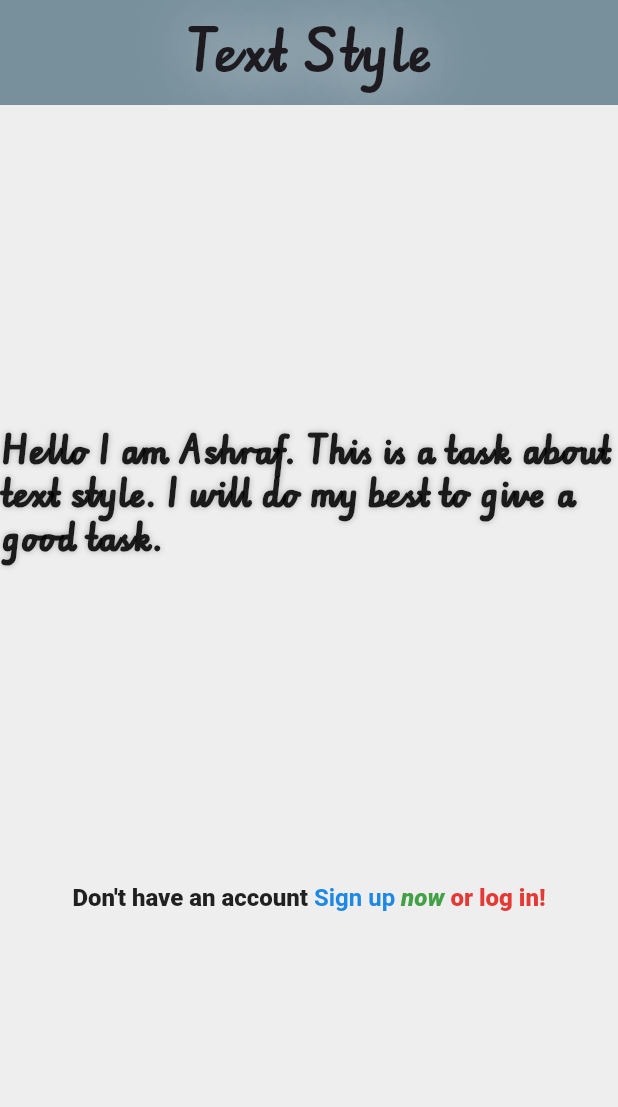
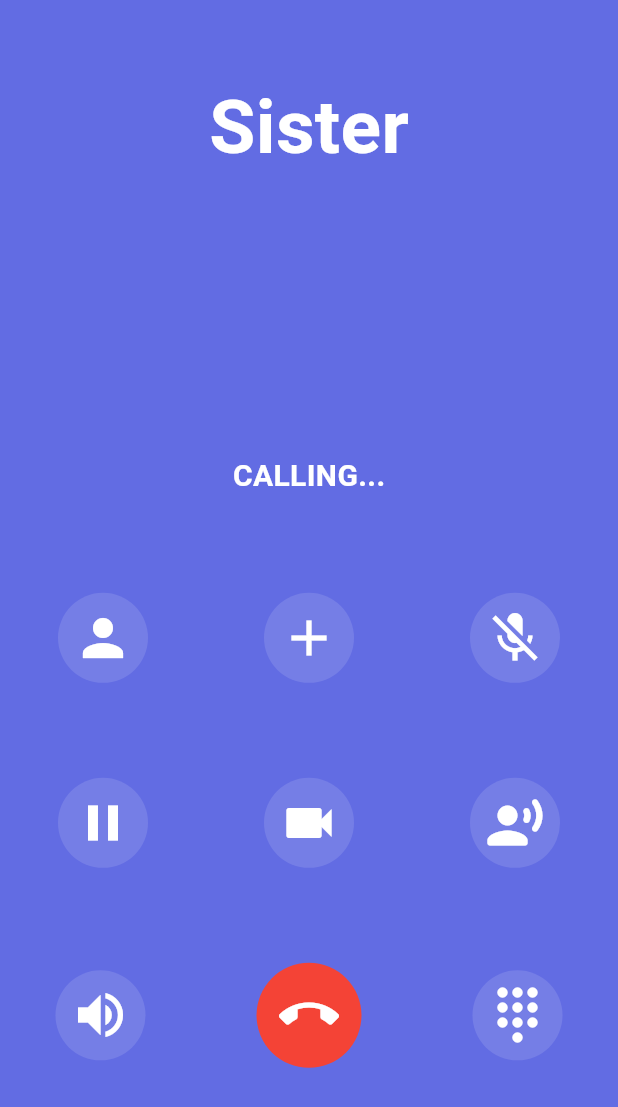
Before and after one commit to ashraf1232fasd/flutter_firsttest, a Flutter app: the screen it shows after launch, on a phone screen of 412 x 824 dp. Shown: the top 1107 px of the screen. Run offline on Flutter 3.47's test engine with Material 3 defaults, Android fonts, the phone set to English and light mode, and no system bars.

Commit message:
Update screen1.dart

```diff
--- a/lib/screen1.dart
+++ b/lib/screen1.dart
@@ -6,86 +6,155 @@ class MyApp extends StatelessWidget {
   @override
   Widget build(BuildContext context) {
     return Scaffold(
-      appBar: AppBar(
-        toolbarHeight: 70,
-        backgroundColor: Colors.blueGrey[400],
-        title: Center(
-          child: Text(
-            'Text Style',
+      backgroundColor: Color(0xFF626ce3),
+      body: SafeArea(
+        child: SizedBox(
+          width: double.infinity,
+          child: Column(
+            spacing: 70,
+            mainAxisAlignment: MainAxisAlignment.spaceEvenly,
+            children: [
+              Text('Sister',
                 style: TextStyle(
-              fontSize: 30,
-              letterSpacing: 2,
+                    fontSize: 50,
                     fontWeight: FontWeight.bold,
-              fontFamily: 'Font1',
-              shadows: <Shadow>[
-                Shadow(
-                  blurRadius: 50,
-                  color: Colors.white70,
+                    color: Colors.white
+                ),),
+              SizedBox(
+                height: MediaQuery.of(context).size.height * 0.65,
+                child: Column(
+                  mainAxisAlignment: MainAxisAlignment.spaceEvenly,
+                  children: [
+                    Text('CALLING...',
+                      style: TextStyle(
+                          fontSize: 20,
+                          fontWeight: FontWeight.w600,
+                          color: Colors.white
+                      ),
+                    ),
+                    Row(
+                      mainAxisAlignment: MainAxisAlignment.spaceAround,
+                      children: [
+                        Container(
+                          width: 60,
+                          height: 60,
+                          decoration: BoxDecoration(
+                              shape: BoxShape.circle,
+                              color: Colors.white12
+                          ),
+                          child: Icon(Icons.person,
+                            size: 40,
+                            color: Colors.white,),
+                        ),
+                        Container(
+                          width: 60,
+                          height: 60,
+                          decoration: BoxDecoration(
+                              shape: BoxShape.circle,
+                              color: Colors.white12
+                          ),
+                          child: Icon(Icons.add,
+                            size: 40,
+                            color: Colors.white,),
+                        ),
+                        Container(
+                          width: 60,
+                          height: 60,
+                          decoration: BoxDecoration(
+                              shape: BoxShape.circle,
+                              color: Colors.white12
+                          ),
+                          child: Icon(Icons.mic_off,
+                            size: 40,
+                            color: Colors.white,),
+                        ),
+                      ],
+                    ),
+                    Row(
+                      mainAxisAlignment: MainAxisAlignment.spaceAround,
+                      children: [
+                        Container(
+                          width: 60,
+                          height: 60,
+                          decoration: BoxDecoration(
+                              shape: BoxShape.circle,
+                              color: Colors.white12
+                          ),
+                          child: Icon(Icons.pause,
+                            size: 40,
+                            color: Colors.white,),
+                        ),
+                        Container(
+                          width: 60,
+                          height: 60,
+                          decoration: BoxDecoration(
+                              shape: BoxShape.circle,
+                              color: Colors.white12
+                          ),
+                          child: Icon(Icons.videocam,
+                            size: 40,
+                            color: Colors.white,),
+                        ),
+                        Container(
+                          width: 60,
+                          height: 60,
+                          decoration: BoxDecoration(
+                              shape: BoxShape.circle,
+                              color: Colors.white12
+                          ),
+                          child: Icon(Icons.record_voice_over_rounded,
+                            size: 40,
+                            color: Colors.white,),
+                        ),
+                      ],
+                    ),
+                    Row(
+                      mainAxisAlignment: MainAxisAlignment.spaceAround,
+
+                      children: [
+                        Container(
+                          width: 60,
+                          height: 60,
+                          decoration: BoxDecoration(
+                              shape: BoxShape.circle,
+                              color: Colors.white12
+                          ),
+                          child: Icon(Icons.volume_up,
+                            size: 40,
+                            color: Colors.white,),
+                        ),
+                        Container(
+                            width: 70,
+                            height: 70,
+                            decoration: BoxDecoration(
+                                shape: BoxShape.circle,
+                                color: Colors.red
+                            ),
+                            child: Icon(
+                              Icons.call_end,
+                              color: Colors.white,
+                              size: 40,)
+                        ),
+                        Container(
+                          width: 60,
+                          height: 60,
+                          decoration: BoxDecoration(
+                              shape: BoxShape.circle,
+                              color: Colors.white12
+                          ),
+                          child: Icon(Icons.dialpad,
+                            size: 40,
+                            color: Colors.white,),
+                        ),
+                      ],
                     ),
                   ],
                 ),
               ),
-        ),
-      ),
-      backgroundColor: Colors.grey[200],
-      body: Column(
-        mainAxisAlignment: MainAxisAlignment.spaceEvenly,
-        children: [
-          Text(
-            'Hello I am Ashraf. This is a task about text style. I will do my best to give a good task.',
-            style: TextStyle(
-              fontSize: 20,
-              letterSpacing: 1,
-              fontWeight: FontWeight.w900,
-              fontFamily: 'Font1',
 
-              shadows: <Shadow>[
-                Shadow(
-                  blurRadius: 5,
-                  color: Colors.black26,
-                ),
-              ],
-              color: Colors.black87,
-            ),
-          ),
-          RichText(
-            text: TextSpan(
-              text: 'Don\'t have an account ',
-              style: TextStyle(
-                color: Colors.black87,
-                fontSize: 16,
-                fontWeight: FontWeight.w900,
-
-              ),
-              children: [
-                TextSpan(
-                  text: 'Sign up',
-                  style: TextStyle(
-                    color: Colors.blue[600],
-                    fontSize: 16,
-                    fontWeight: FontWeight.bold,
-                  ),
-                ),
-                TextSpan(
-                  text: ' now ',
-                  style: TextStyle(
-                    color: Colors.green[600],
-                    fontSize: 16,
-                    fontStyle: FontStyle.italic,
-                  ),
-                ),
-                TextSpan(
-                  text: 'or log in!',
-                  style: TextStyle(
-                    color: Colors.red[600],
-                    fontSize: 16,
-                    fontWeight: FontWeight.w900,
-                  ),
-                ),
             ],
           ),
         ),
-        ],
       ),
     );
   }
```
Lines whose indentation alone changed are shown as unchanged.
